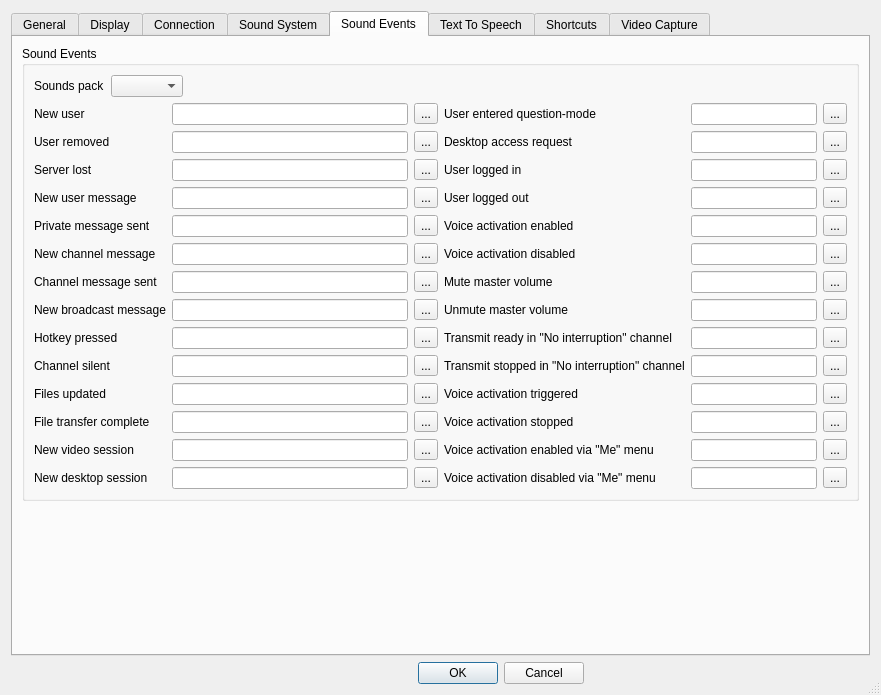
Above: Client/qtTeamTalk/preferences.ui from BearWare/TeamTalk5 before the change. Below: the same form after it.
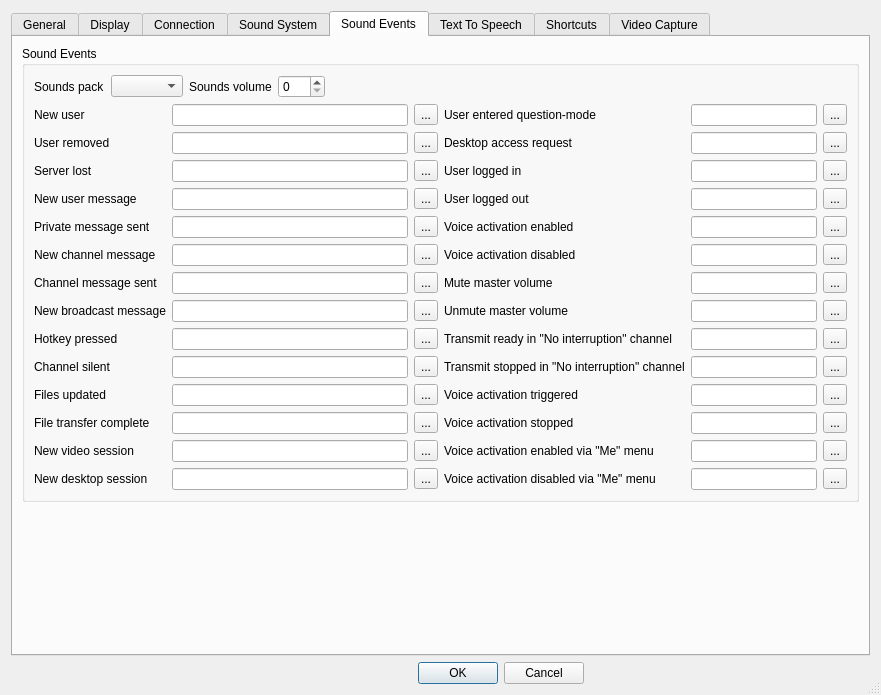
That is the form after the change. The open tabs and pages were chosen to show the change. Icons and pictures are not drawn. Custom widgets are drawn as their Qt base class.

Commit message: Option to configure sound events volume - Fixed #1393)

What changed in the file:
```diff
--- a/Client/qtTeamTalk/preferences.ui
+++ b/Client/qtTeamTalk/preferences.ui
@@ -1296,6 +1296,26 @@
             <item>
              <widget class="QComboBox" name="spackBox"/>
             </item>
+            <item>
+             <widget class="QLabel" name="sndVolLabel">
+              <property name="text">
+               <string>Sounds volume</string>
+              </property>
+              <property name="buddy">
+               <cstring>sndVolSpinBox</cstring>
+              </property>
+             </widget>
+            </item>
+            <item>
+             <widget class="QSpinBox" name="sndVolSpinBox">
+              <property name="maximum">
+               <number>100</number>
+              </property>
+              <property name="minimum">
+               <number>0</number>
+              </property>
+             </widget>
+            </item>
             <item>
              <spacer name="horizontalSpacer_26">
               <property name="orientation">
```
The commit also changes 4 other files.
